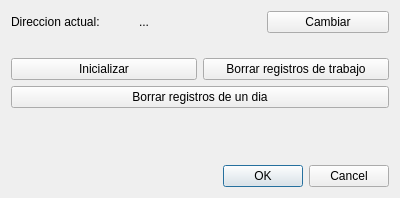
This is ui/config_dialog.ui in linoboss/PyExcel as Qt 5 draws it before an edit. The edited form follows.
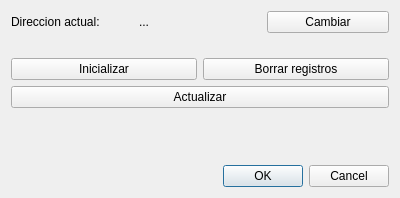
This is the edited form.

```diff
--- a/ui/config_dialog.ui
+++ b/ui/config_dialog.ui
@@ -54,7 +54,7 @@
      <item>
       <widget class="QPushButton" name="erase">
        <property name="text">
-        <string>Borrar registros de trabajo</string>
+        <string>Borrar registros</string>
        </property>
       </widget>
      </item>
@@ -74,7 +74,7 @@
         </size>
        </property>
        <property name="text">
-        <string>Borrar registros de un dia</string>
+        <string>Actualizar</string>
        </property>
       </widget>
      </item>
```
Left out of the diff: 2 changed lines with no effect on the pictures.
